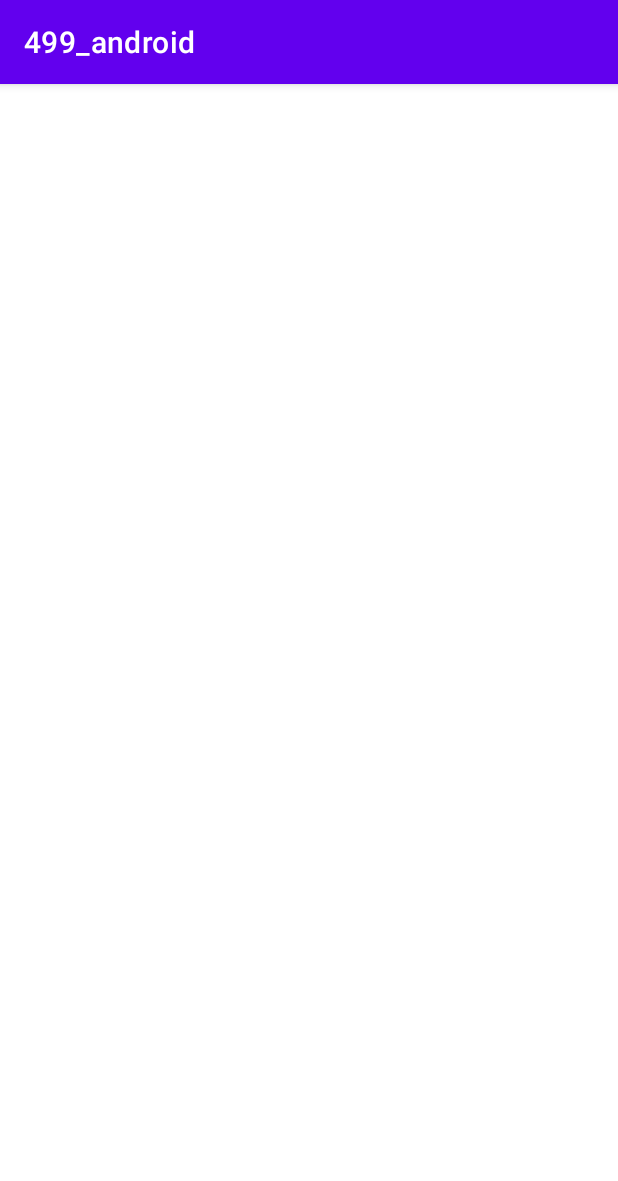
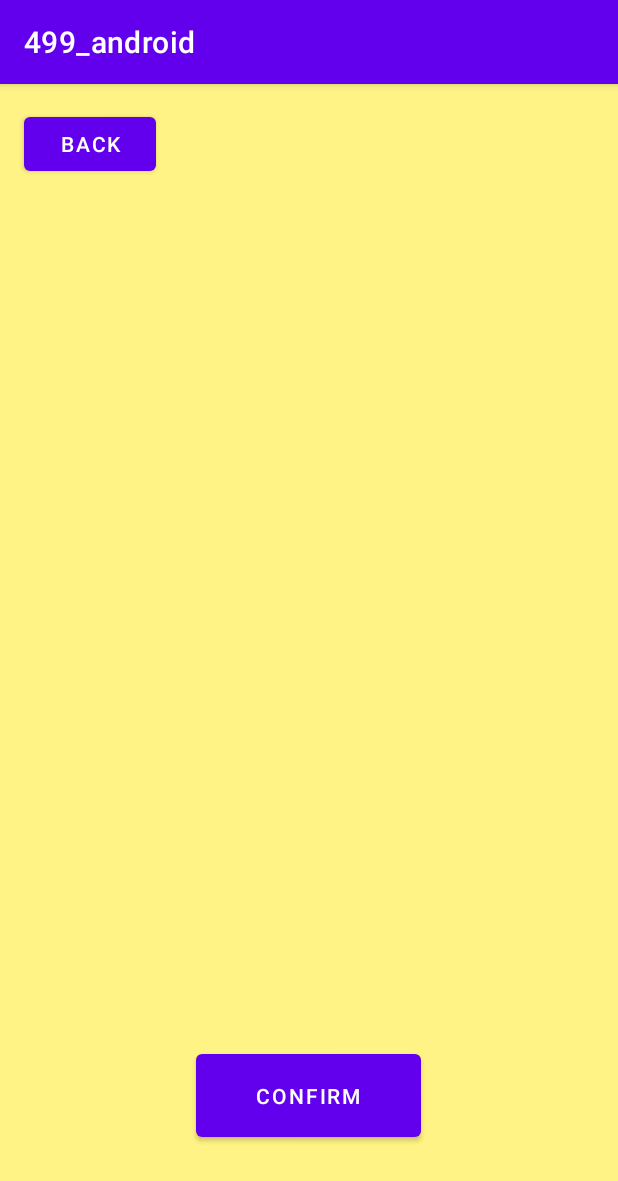
Before and after one commit to melodyncr/frontendGUM, an Android app: the SelectAvatar screen opened directly, with no data from a screen before it, on a phone screen of 412 x 824 dp. Shown: the top 1181 px of the screen. Run offline under Robolectric (Android 15) with nearby library versions, the phone set to English and light mode, and no system bars; Roboto replaces fonts that are not available here.

Commit message:
made changes to the activity. added btns

```diff
--- a/app/src/main/res/layout/activity_select_avatar.xml
+++ b/app/src/main/res/layout/activity_select_avatar.xml
@@ -4,6 +4,28 @@
     xmlns:tools="http://schemas.android.com/tools"
     android:layout_width="match_parent"
     android:layout_height="match_parent"
+    android:background="#FFF385"
     tools:context=".SelectAvatar">
 
+    <Button
+        android:id="@+id/backBtn"
+        android:layout_width="wrap_content"
+        android:layout_height="wrap_content"
+        android:layout_marginTop="16dp"
+        android:text="@string/Back"
+        app:layout_constraintEnd_toEndOf="parent"
+        app:layout_constraintHorizontal_bias="0.05"
+        app:layout_constraintStart_toStartOf="parent"
+        app:layout_constraintTop_toTopOf="parent" />
+
+    <Button
+        android:id="@+id/confirmBtn"
+        android:layout_width="150dp"
+        android:layout_height="67dp"
+        android:layout_marginBottom="60dp"
+        android:text="@string/confirm"
+        app:layout_constraintBottom_toBottomOf="parent"
+        app:layout_constraintEnd_toEndOf="parent"
+        app:layout_constraintHorizontal_bias="0.498"
+        app:layout_constraintStart_toStartOf="parent" />
 </androidx.constraintlayout.widget.ConstraintLayout>
--- a/app/src/main/res/values/strings.xml
+++ b/app/src/main/res/values/strings.xml
@@ -11,6 +11,8 @@
     <string name="edit_schedule">Edit Schedule</string>
     <string name="textview">Longevity Points</string>
     <string name="username">Username</string>
+    <string name="Back">Back</string>
+    <string name="confirm">Confirm</string>
     <color name="soft_yellow">#ffe666</color>
     <color name="orange">#ff3f00</color>
     <color name="sand">#f8ddb8</color>
```
